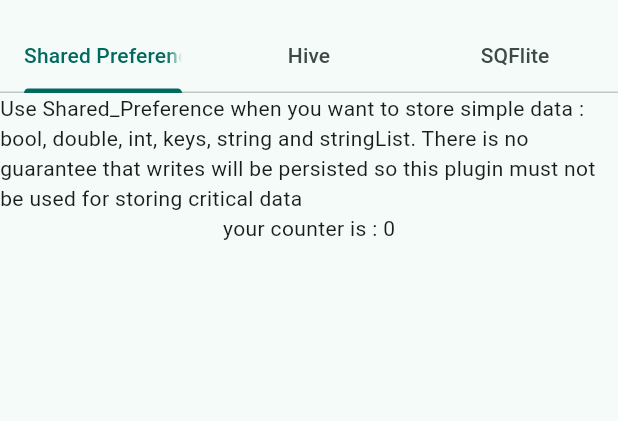
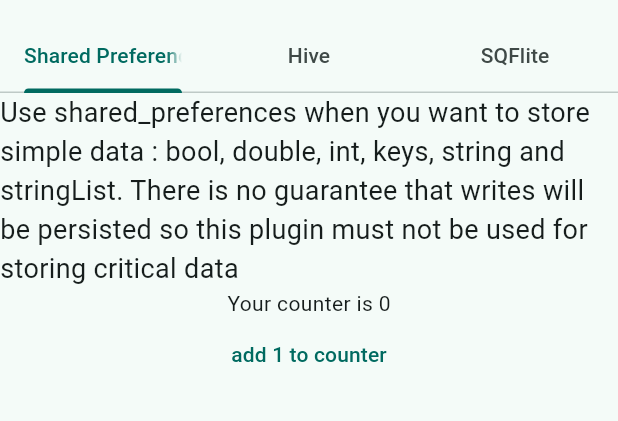
Before and after one commit to DrozdAllan/fluttertutorial2, a Flutter app: the PersistentStorage screen opened directly, on a phone screen of 412 x 824 dp, the part 63-484 px from its top. Run offline on Flutter 3.47's test engine with Material 3 defaults, Android fonts, the light colour scheme and no system bars; our stand-ins replace bloc, flutter_bloc, shared_preferences; accounts and stored records are empty.

Commit message:
singe suprême

```diff
--- a/lib/views/persistent_storage/shared_preference.dart
+++ b/lib/views/persistent_storage/shared_preference.dart
@@ -9,18 +9,21 @@
 }
 
 class _SharedPreferenceState extends State<SharedPreference> {
-  late int? counter = 0;
-  late final SharedPreferences prefs;
+  final Future<SharedPreferences> instance = SharedPreferences.getInstance();
+  late Future<int> counter;
 
   @override
   void initState() {
     super.initState();
-    getPrefs();
+    counter = instance.then((prefs) => prefs.getInt('counter') ?? 0);
   }
 
-  getPrefs() async {
-    prefs = await SharedPreferences.getInstance();
-    counter = prefs.getInt('counter');
+  Future<void> incrementCounter() async {
+    final prefs = await instance;
+    final int counter = (prefs.getInt('counter') ?? 0) + 1;
+    setState(() {
+      this.counter = prefs.setInt("counter", counter).then((_) => counter);
+    });
   }
 
   @override
@@ -29,21 +32,27 @@
       child: Column(
         children: [
           const Text(
-              "Use Shared_Preference when you want to store simple data : bool, double, int, keys, string and stringList. There is no guarantee that writes will be persisted so this plugin must not be used for storing critical data"),
-          Text("your counter is : $counter")
+              "Use shared_preferences when you want to store simple data : bool, double, int, keys, string and stringList. There is no guarantee that writes will be persisted so this plugin must not be used for storing critical data", style: TextStyle(fontSize: 18.0),),
+          FutureBuilder(
+            future: counter,
+            builder: (context, snapshot) {
+              switch (snapshot.connectionState) {
+                case ConnectionState.none:
+                case ConnectionState.waiting:
+                  return const CircularProgressIndicator();
+                case ConnectionState.active:
+                case ConnectionState.done:
+                  return snapshot.hasError
+                      ? Text("Error: ${snapshot.error}")
+                      : Text("Your counter is ${snapshot.data}");
+              }
+            },
+          ),
+          TextButton(
+              onPressed: () => incrementCounter(),
+              child: const Text('add 1 to counter'))
         ],
       ),
     );
   }
 }
-
-// Future<void> _incrementCounter() async {
-//   final SharedPreferences prefs = await _prefs;
-//   final int counter = (prefs.getInt('counter') ?? 0) + 1;
-
-//   setState(() {
-//     _counter = prefs.setInt("counter", counter).then((bool success) {
-//       return counter;
-//     });
-//   });
-// }
```
